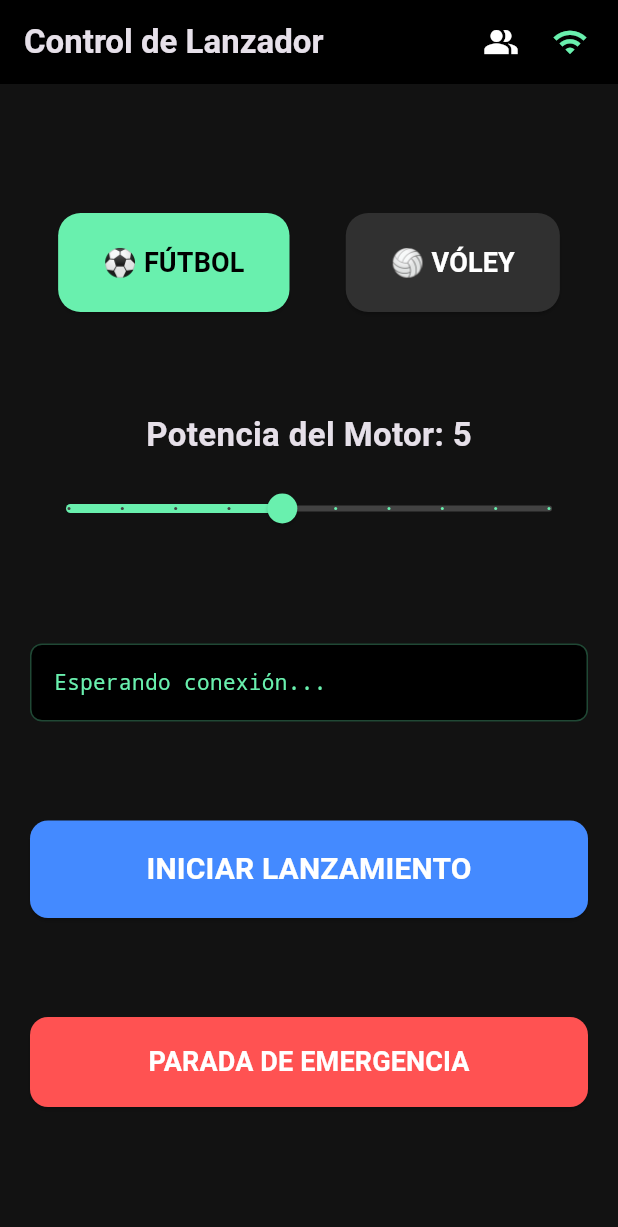
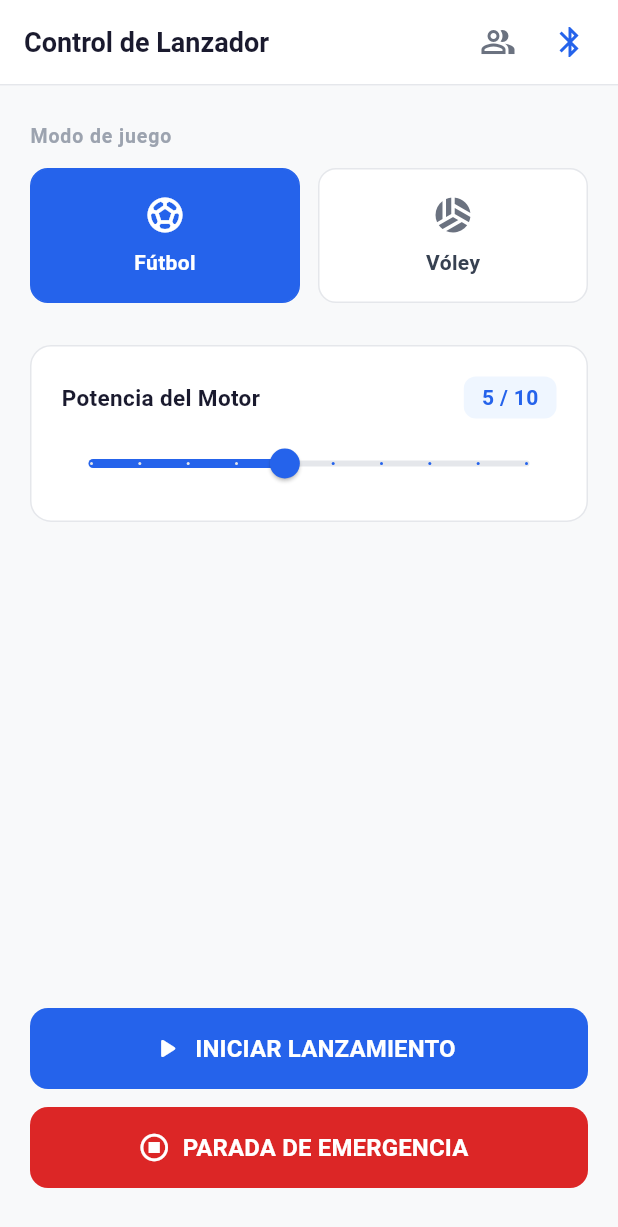
Before and after one commit to Chorritos159/lanzador_app, a Flutter app: the DashboardScreen screen opened directly, on a phone screen of 412 x 824 dp. Shown: the top 1227 px of the screen. Run offline on Flutter 3.47's test engine with Material 3 defaults, Android fonts, the phone set to English and light mode, and no system bars; our stand-ins replace share_plus, sqflite; missing offline and left inert: app_settings; accounts and stored records are empty.

Commit message:
Cambio de diseño de la pantalla principal y se agrego la pantalla empty

```diff
--- a/lib/presentation/screens/dashboard_screen.dart
+++ b/lib/presentation/screens/dashboard_screen.dart
@@ -1,5 +1,6 @@
 import 'package:flutter/material.dart';
 import 'secciones_screen.dart';
+import 'bluetooth_connection_screen.dart';
 
 class DashboardScreen extends StatefulWidget {
   const DashboardScreen({super.key});
@@ -13,120 +14,243 @@ class _DashboardScreenState extends State<DashboardScreen> {
   String _modoActivo = 'Fútbol';
   String _logMensaje = 'Esperando conexión...';
 
-  // Esta función simulará el envío al ESP32 por ahora
   void _enviarComandoLanzamiento() {
     setState(() {
-      _logMensaje = 'Enviando Comando -> Modo: $_modoActivo | Vel: ${_velocidad.toInt()}';
+      _logMensaje =
+          'Enviando Comando -> Modo: $_modoActivo | Vel: ${_velocidad.toInt()}';
     });
-
-    // TODO: Aquí integraremos la petición HTTP apuntando a:
-    // AppConstants.esp32Ip en el próximo paso.
   }
 
   void _activarParadaEmergencia() {
     setState(() {
-      _logMensaje = '¡PARADA DE EMERGENCIA ACTIVADA!';
-      _velocidad = 1.0; // Reseteamos la velocidad por seguridad
+      _logMensaje = 'PARADA DE EMERGENCIA ACTIVADA';
+      _velocidad = 1.0;
     });
   }
 
   @override
   Widget build(BuildContext context) {
     return Scaffold(
+      backgroundColor: const Color(0xFFF8F9FA),
       appBar: AppBar(
-     title: const Text('Control de Lanzador', style: TextStyle(fontWeight: FontWeight.bold)),
-     backgroundColor: Colors.black,
+        title: const Text(
+          'Control de Lanzador',
+          style: TextStyle(
+            fontWeight: FontWeight.w700,
+            fontSize: 18,
+            color: Color(0xFF1A1A2E),
+          ),
+        ),
+        backgroundColor: Colors.white,
+        elevation: 0,
+        centerTitle: false,
+        bottom: PreferredSize(
+          preferredSize: const Size.fromHeight(1),
+          child: Container(height: 1, color: const Color(0xFFE5E7EB)),
+        ),
         actions: [
           IconButton(
-         icon: const Icon(Icons.people_alt, color: Colors.white),
+            icon: const Icon(Icons.people_alt_outlined,
+                color: Color(0xFF6B7280)),
             onPressed: () {
               Navigator.push(
                 context,
-             MaterialPageRoute(builder: (context) => const SeccionesScreen()),
+                MaterialPageRoute(
+                    builder: (context) => const SeccionesScreen()),
               );
             },
           ),
-       const SizedBox(width: 10),
-       const Icon(Icons.wifi, color: Colors.greenAccent),
-       const SizedBox(width: 20),
+          IconButton(
+            icon: const Icon(Icons.bluetooth, color: Color(0xFF2563EB)),
+            onPressed: () {
+              Navigator.pushReplacement(
+                context,
+                MaterialPageRoute(
+                    builder: (_) => const BluetoothConnectionScreen()),
+              );
+            },
+          ),
+          const SizedBox(width: 8),
         ],
       ),
       body: Padding(
-        padding: const EdgeInsets.all(20.0),
+        padding: const EdgeInsets.symmetric(horizontal: 20, vertical: 24),
         child: Column(
-          mainAxisAlignment: MainAxisAlignment.spaceEvenly,
+          crossAxisAlignment: CrossAxisAlignment.start,
           children: [
-            // --- Tarjetas de Selección de Modo ---
+            // --- Modo de juego ---
+            const Text(
+              'Modo de juego',
+              style: TextStyle(
+                fontSize: 13,
+                fontWeight: FontWeight.w600,
+                color: Color(0xFF9CA3AF),
+                letterSpacing: 0.6,
+              ),
+            ),
+            const SizedBox(height: 12),
             Row(
-              mainAxisAlignment: MainAxisAlignment.spaceAround,
               children: [
-                _buildModoButton('⚽ FÚTBOL', 'Fútbol'),
-                _buildModoButton('🏐 VÓLEY', 'Vóley'),
+                Expanded(
+                    child: _buildModoButton(
+                        'Fútbol', 'Fútbol', Icons.sports_soccer)),
+                const SizedBox(width: 12),
+                Expanded(
+                    child: _buildModoButton(
+                        'Vóley', 'Vóley', Icons.sports_volleyball)),
               ],
             ),
 
-            // --- Control de Velocidad (Slider) ---
-            Column(
+            const SizedBox(height: 28),
+
+            // --- Control de velocidad ---
+            Container(
+              padding: const EdgeInsets.all(20),
+              decoration: BoxDecoration(
+                color: Colors.white,
+                borderRadius: BorderRadius.circular(14),
+                border: Border.all(color: const Color(0xFFE5E7EB)),
+              ),
+              child: Column(
+                crossAxisAlignment: CrossAxisAlignment.start,
                 children: [
-                Text(
-                  'Potencia del Motor: ${_velocidad.toInt()}',
-                  style: const TextStyle(fontSize: 22, fontWeight: FontWeight.w600)
+                  Row(
+                    mainAxisAlignment: MainAxisAlignment.spaceBetween,
+                    children: [
+                      const Text(
+                        'Potencia del Motor',
+                        style: TextStyle(
+                          fontSize: 15,
+                          fontWeight: FontWeight.w600,
+                          color: Color(0xFF1A1A2E),
                         ),
-                const SizedBox(height: 10),
-                Slider(
+                      ),
+                      Container(
+                        padding: const EdgeInsets.symmetric(
+                            horizontal: 12, vertical: 4),
+                        decoration: BoxDecoration(
+                          color: const Color(0xFFEFF6FF),
+                          borderRadius: BorderRadius.circular(8),
+                        ),
+                        child: Text(
+                          '${_velocidad.toInt()} / 10',
+                          style: const TextStyle(
+                            fontSize: 14,
+                            fontWeight: FontWeight.w700,
+                            color: Color(0xFF2563EB),
+                          ),
+                        ),
+                      ),
+                    ],
+                  ),
+                  const SizedBox(height: 12),
+                  SliderTheme(
+                    data: SliderTheme.of(context).copyWith(
+                      trackHeight: 4,
+                      thumbShape:
+                          const RoundSliderThumbShape(enabledThumbRadius: 10),
+                      overlayShape:
+                          const RoundSliderOverlayShape(overlayRadius: 18),
+                    ),
+                    child: Slider(
                       value: _velocidad,
                       min: 1,
                       max: 10,
                       divisions: 9,
-                  activeColor: Colors.greenAccent,
-                  inactiveColor: Colors.grey[800],
+                      activeColor: const Color(0xFF2563EB),
+                      inactiveColor: const Color(0xFFE5E7EB),
                       onChanged: (val) {
                         setState(() => _velocidad = val);
                       },
                     ),
+                  ),
                 ],
-            ),
-
-            // --- Consola de Logs ---
-            Container(
-              padding: const EdgeInsets.all(15),
-              width: double.infinity,
-              decoration: BoxDecoration(
-                color: Colors.black,
-                border: Border.all(color: Colors.greenAccent.withOpacity(0.3)),
-                borderRadius: BorderRadius.circular(8)
-              ),
-              child: Text(
-                _logMensaje,
-                style: const TextStyle(color: Colors.greenAccent, fontFamily: 'monospace')
               ),
             ),
 
-            // --- Botón Principal de Acción ---
+            const SizedBox(height: 28),
+
+            const Spacer(),
+
+            // --- Botones de acción ---
             SizedBox(
               width: double.infinity,
-              height: 65,
-              child: ElevatedButton(
+              height: 54,
+              child: ElevatedButton.icon(
                 style: ElevatedButton.styleFrom(
-                  backgroundColor: Colors.blueAccent,
-                  shape: RoundedRectangleBorder(borderRadius: BorderRadius.circular(12)),
+                  backgroundColor: const Color(0xFF2563EB),
+                  foregroundColor: Colors.white,
+                  elevation: 0,
+                  shape: RoundedRectangleBorder(
+                      borderRadius: BorderRadius.circular(12)),
                 ),
                 onPressed: _enviarComandoLanzamiento,
-                child: const Text('INICIAR LANZAMIENTO', style: TextStyle(fontSize: 20, color: Colors.white, fontWeight: FontWeight.bold)),
+                icon: const Icon(Icons.play_arrow_rounded, size: 22),
+                label: const Text(
+                  'INICIAR LANZAMIENTO',
+                  style: TextStyle(fontSize: 16, fontWeight: FontWeight.w700),
+                ),
               ),
             ),
 
-            // --- Botón de Emergencia (HU04) ---
+            const SizedBox(height: 12),
+
             SizedBox(
               width: double.infinity,
-              height: 60,
-              child: ElevatedButton(
+              height: 54,
+              child: ElevatedButton.icon(
                 style: ElevatedButton.styleFrom(
-                  backgroundColor: Colors.redAccent,
-                  shape: RoundedRectangleBorder(borderRadius: BorderRadius.circular(12)),
+                  backgroundColor: const Color(0xFFDC2626),
+                  foregroundColor: Colors.white,
+                  elevation: 0,
+                  shape: RoundedRectangleBorder(
+                      borderRadius: BorderRadius.circular(12)),
                 ),
                 onPressed: _activarParadaEmergencia,
-                child: const Text('PARADA DE EMERGENCIA', style: TextStyle(fontSize: 18, color: Colors.white, fontWeight: FontWeight.bold)),
+                icon: const Icon(Icons.stop_circle_outlined, size: 22),
+                label: const Text(
+                  'PARADA DE EMERGENCIA',
+                  style: TextStyle(fontSize: 16, fontWeight: FontWeight.w700),
+                ),
+              ),
+            ),
+
+            const SizedBox(height: 8),
+          ],
+        ),
+      ),
+    );
+  }
+
+  Widget _buildModoButton(String titulo, String modo, IconData icono) {
+    final bool isSelected = _modoActivo == modo;
+    return GestureDetector(
+      onTap: () => setState(() => _modoActivo = modo),
+      child: Container(
+        padding: const EdgeInsets.symmetric(vertical: 16),
+        decoration: BoxDecoration(
+          color: isSelected ? const Color(0xFF2563EB) : Colors.white,
+          borderRadius: BorderRadius.circular(12),
+          border: Border.all(
+            color: isSelected
+                ? const Color(0xFF2563EB)
+                : const Color(0xFFE5E7EB),
+          ),
+        ),
+        child: Column(
+          children: [
+            Icon(
+              icono,
+              size: 28,
+              color: isSelected ? Colors.white : const Color(0xFF6B7280),
+            ),
+            const SizedBox(height: 8),
+            Text(
+              titulo,
+              style: TextStyle(
+                fontSize: 14,
+                fontWeight: FontWeight.w700,
+                color: isSelected ? Colors.white : const Color(0xFF374151),
               ),
             ),
           ],
@@ -134,19 +258,4 @@ class _DashboardScreenState extends State<DashboardScreen> {
       ),
     );
   }
-
-  // Widget reutilizable para los botones de modo y mantener el código limpio
-  Widget _buildModoButton(String titulo, String modo) {
-    bool isSelected = _modoActivo == modo;
-    return ElevatedButton(
-      style: ElevatedButton.styleFrom(
-        backgroundColor: isSelected ? Colors.greenAccent : Colors.grey[850],
-        foregroundColor: isSelected ? Colors.black : Colors.white,
-        padding: const EdgeInsets.symmetric(horizontal: 30, vertical: 20),
-        shape: RoundedRectangleBorder(borderRadius: BorderRadius.circular(15)),
-      ),
-      onPressed: () => setState(() => _modoActivo = modo),
-      child: Text(titulo, style: const TextStyle(fontSize: 18, fontWeight: FontWeight.bold)),
-    );
 }
-}
--- a/pubspec.yaml
+++ b/pubspec.yaml
@@ -39,6 +39,7 @@ dependencies:
   path_provider: ^2.1.5
   csv: ^8.0.0
   share_plus: ^13.0.0
+  app_settings: ^5.1.1
 
 dev_dependencies:
   flutter_test:
```
Also changed, not shown: lib/main.dart (+5 -4 lines), lib/presentation/screens/bluetooth_connection_screen.dart (added, +202 -0 lines), pubspec.lock, 1 other file. Lines whose indentation alone changed are shown as unchanged.
